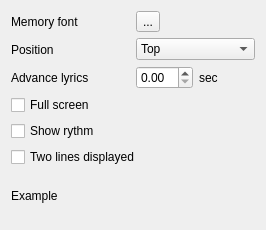
First picture: the form in chordv/src/formmemoryinfo.ui, repository jpcima/chordv, before the edit.
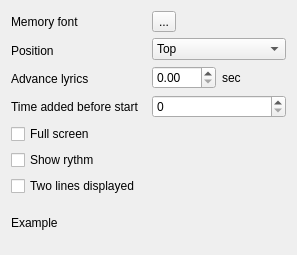
Second picture: the form after the edit. Custom widgets are drawn as their Qt base class.

```diff
--- a/chordv/src/formmemoryinfo.ui
+++ b/chordv/src/formmemoryinfo.ui
@@ -6,8 +6,8 @@
    <rect>
     <x>0</x>
     <y>0</y>
-    <width>266</width>
-    <height>230</height>
+    <width>297</width>
+    <height>255</height>
    </rect>
   </property>
   <property name="windowTitle">
@@ -41,6 +41,13 @@
            </property>
           </widget>
          </item>
+         <item>
+          <widget class="QLabel" name="labelTimeAddedBeforeStart">
+           <property name="text">
+            <string>Time added before start</string>
+           </property>
+          </widget>
+         </item>
         </layout>
        </item>
        <item>
@@ -91,6 +98,9 @@
            </item>
           </layout>
          </item>
+         <item>
+          <widget class="QSpinBox" name="spinBoxTimeBeforeStart"/>
+         </item>
         </layout>
        </item>
       </layout>
```
